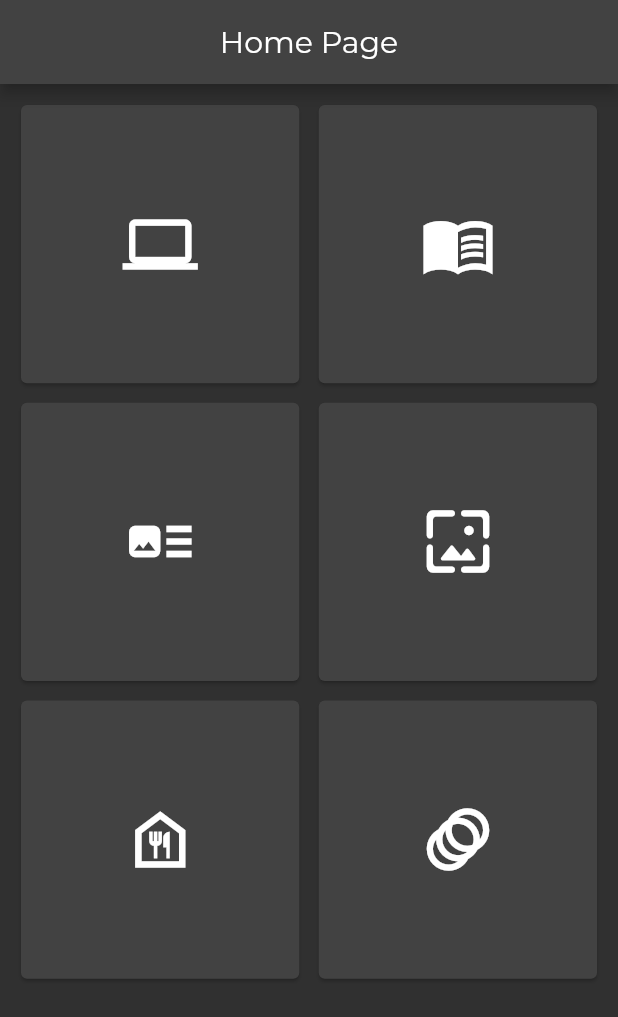
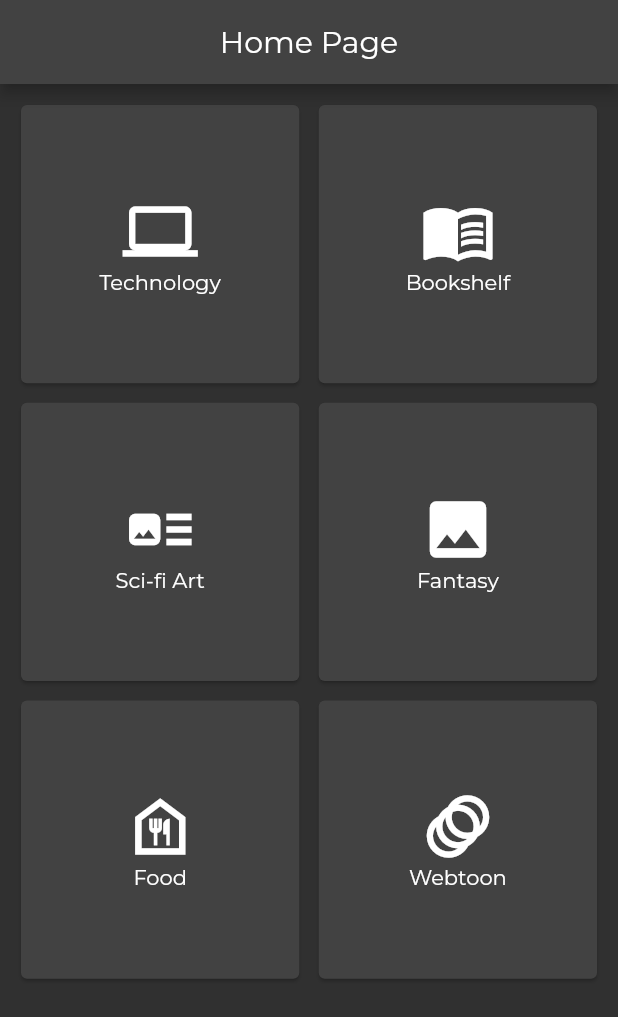
Before and after one commit to MuhammadFarhan200/belajar-flutter-new, a Flutter app: the screen it shows after launch, on a phone screen of 412 x 824 dp. Shown: the top 1017 px of the screen. Run offline on Flutter 3.47's test engine with Material 2 defaults, Android fonts, the phone set to English and light mode, and no system bars; our stand-ins replace awesome_snackbar_content, google_fonts; missing offline and left inert: dart:html; project files that could hold a hidden picture were left out.

Commit message:
Latihan Route Navigation

```diff
--- a/lib/ui/latihan/homePage.dart
+++ b/lib/ui/latihan/homePage.dart
@@ -44,86 +44,110 @@ class _HomePageState extends State<HomePage> {
         child: Container(
           padding: EdgeInsets.all(10),
           child: GridView.count(
-              crossAxisSpacing: 5,
-              mainAxisSpacing: 5,
-              crossAxisCount: 2,
+            crossAxisSpacing: 5,
+            mainAxisSpacing: 5,
+            crossAxisCount: 2,
             children: [
               Card(
-                child: IconButton(
-                  iconSize: 50,
-                  onPressed: () {
+                child: InkWell(
+                  onTap: () {
                     Route route = MaterialPageRoute(
                       builder: (context) => Page1(),
                     );
                     Navigator.push(context, route);
                   },
-                  tooltip: 'Technology',
-                  icon: Icon(Icons.laptop),
+                  child: Column(
+                    mainAxisAlignment: MainAxisAlignment.center,
+                    children: [
+                      Icon(Icons.laptop, size: 50),
+                      Text('Technology'),
+                    ],
+                  ),
                 ),
               ),
               Card(
-                child: IconButton(
-                  iconSize: 50,
-                  onPressed: () {
+                child: InkWell(
+                  onTap: () {
                     Route route = MaterialPageRoute(
                       builder: (context) => Page2(),
                     );
                     Navigator.push(context, route);
                   },
-                  tooltip: 'Bookshelf',
-                  icon: Icon(Icons.menu_book_sharp),
+                  child: Column(
+                    mainAxisAlignment: MainAxisAlignment.center,
+                    children: [
+                      Icon(Icons.menu_book, size: 50),
+                      Text('Bookshelf'),
+                    ],
+                  ),
                 ),
               ),
               Card(
-                child: IconButton(
-                  iconSize: 50,
-                  onPressed: () {
+                child: InkWell(
+                  onTap: () {
                     Route route = MaterialPageRoute(
                       builder: (context) => Page3(),
                     );
                     Navigator.push(context, route);
                   },
-                  tooltip: 'Art',
-                  icon: Icon(Icons.art_track),
+                  child: Column(
+                    mainAxisAlignment: MainAxisAlignment.center,
+                    children: [
+                      Icon(Icons.art_track, size: 50),
+                      Text('Sci-fi Art'),
+                    ],
+                  ),
                 ),
               ),
               Card(
-                child: IconButton(
-                  iconSize: 50,
-                  onPressed: () {
+                child: InkWell(
+                  onTap: () {
                     Route route = MaterialPageRoute(
                       builder: (context) => Page4(),
                     );
                     Navigator.push(context, route);
                   },
-                  tooltip: 'Fantasy',
-                  icon: Icon(Icons.wallpaper_rounded),
+                  child: Column(
+                    mainAxisAlignment: MainAxisAlignment.center,
+                    children: [
+                      Icon(Icons.image, size: 50),
+                      Text('Fantasy'),
+                    ],
+                  ),
                 ),
               ),
               Card(
-                child: IconButton(
-                  iconSize: 50,
-                  onPressed: () {
+                child: InkWell(
+                  onTap: () {
                     Route route = MaterialPageRoute(
                       builder: (context) => Page5(),
                     );
                     Navigator.push(context, route);
                   },
-                  tooltip: 'Food',
-                  icon: Icon(Icons.food_bank_outlined),
+                  child: Column(
+                    mainAxisAlignment: MainAxisAlignment.center,
+                    children: [
+                      Icon(Icons.food_bank_outlined, size: 50),
+                      Text('Food'),
+                    ],
+                  ),
                 ),
               ),
               Card(
-                child: IconButton(
-                  iconSize: 50,
-                  onPressed: () {
+                child: InkWell(
+                  onTap: () {
                     Route route = MaterialPageRoute(
                       builder: (context) => Page6(),
                     );
                     Navigator.push(context, route);
                   },
-                  tooltip: 'Webtoon',
-                  icon: Icon(Icons.animation_sharp),
+                  child: Column(
+                    mainAxisAlignment: MainAxisAlignment.center,
+                    children: [
+                      Icon(Icons.animation_sharp, size: 50),
+                      Text('Webtoon'),
+                    ],
+                  ),
                 ),
               ),
             ],
```
